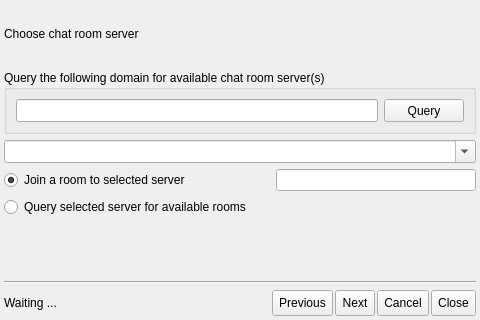
The window that share/skins/default/joinmucwizard.ui (itds-consulting/yate) describes before a commit, drawn with Qt 5.
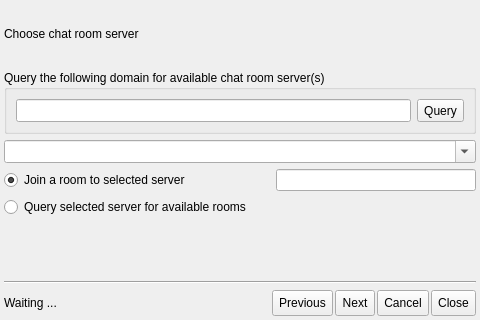
The same window after the commit. The open tabs and pages were chosen to show the change. Icons and pictures are not drawn.

Commit message: Changed button type from push to tool button.

```diff
--- a/share/skins/default/joinmucwizard.ui
+++ b/share/skins/default/joinmucwizard.ui
@@ -329,7 +329,7 @@
            </widget>
           </item>
           <item>
-           <widget class="QPushButton" name="muc_query_servers" >
+           <widget class="QToolButton" name="muc_query_servers" >
             <property name="sizePolicy" >
              <sizepolicy vsizetype="Fixed" hsizetype="Minimum" >
               <horstretch>0</horstretch>
```
